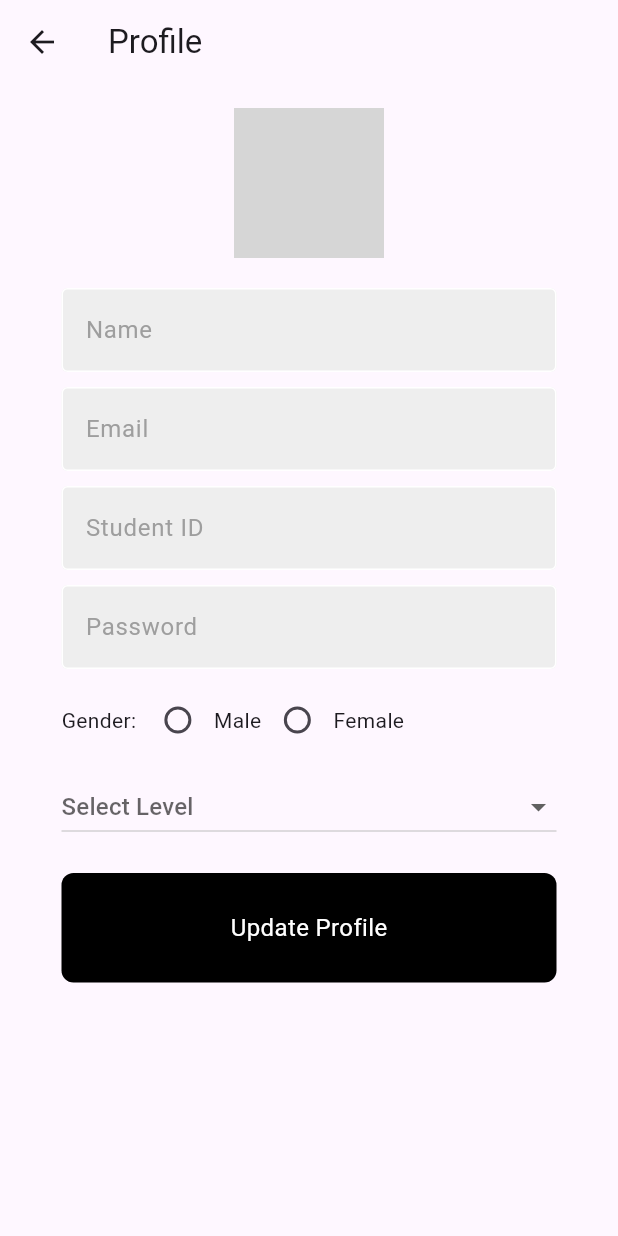
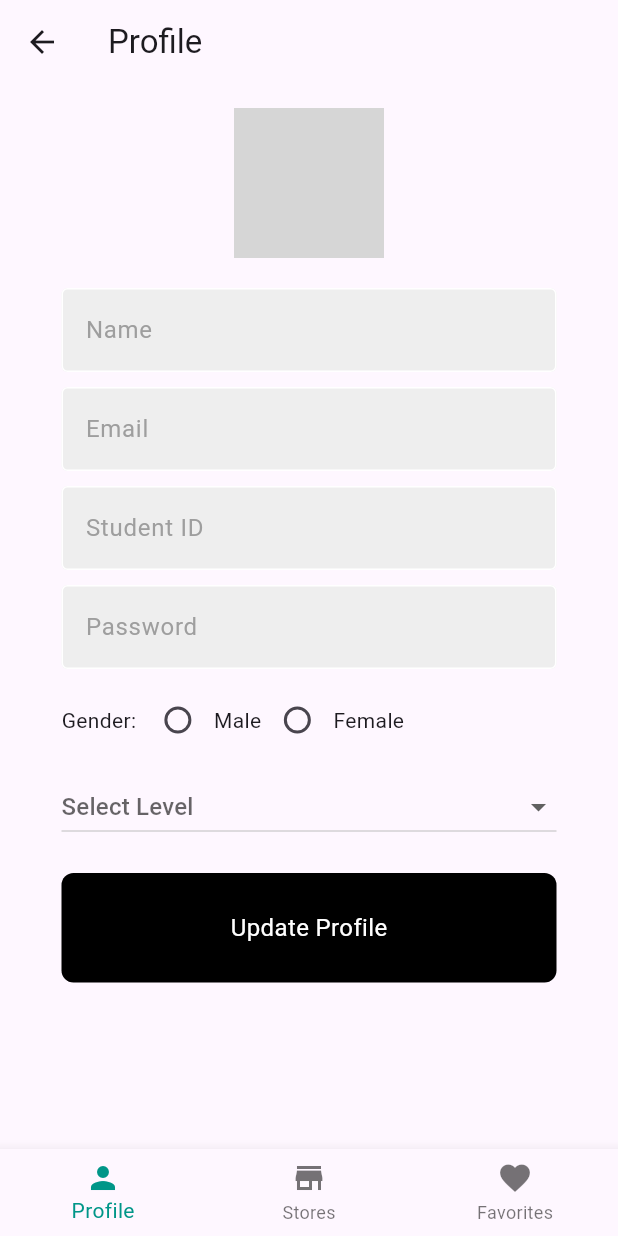
Before and after one commit to mn3mnn/flutter-ass-1, a Flutter app: the ProfilePage screen opened directly with empty values, on a phone screen of 412 x 824 dp. Run offline on Flutter 3.47's test engine with Material 3 defaults, Android fonts, the phone set to English and light mode, and no system bars; our stand-ins replace image_picker, shared_preferences, sqflite; accounts and stored records are empty; grey boxes are pictures that could not be loaded.

Commit message:
integrate with ghazali works

```diff
--- a/ass1/lib/pages/profile_page.dart
+++ b/ass1/lib/pages/profile_page.dart
@@ -207,10 +207,32 @@ class _ProfilePageState extends State<ProfilePage> {
               const SizedBox(height: 20),
 
               MyButton(onTap: updateUserProfile, text: "Update Profile"),
+
+              const SizedBox(height: 20),
+
             ],
           ),
         ),
       ),
-    );
-  }
+      bottomNavigationBar: BottomNavigationBar(
+      currentIndex: 0, // Set the current index to 0 for Profile
+      onTap: (index) {
+        if (index == 0) {
+          // Stay on Profile
+        } else if (index == 1) {
+          Navigator.pushReplacementNamed(context, '/store-list');
+        } else if (index == 2) {
+          Navigator.pushReplacementNamed(context, '/favorite-stores');
+        }
+      },
+      selectedItemColor: Colors.teal,
+      items: const [
+        BottomNavigationBarItem(icon: Icon(Icons.person), label: 'Profile'),
+        BottomNavigationBarItem(icon: Icon(Icons.store), label: 'Stores'),
+        BottomNavigationBarItem(icon: Icon(Icons.favorite), label: 'Favorites'),
+      ],
+    ),
+  );
 }
+
+}
```
Also changed, not shown: ass1/lib/pages/favorite_stores.dart (+28 -3 lines), ass1/lib/pages/login_page.dart (+10 -5 lines), ass1/lib/pages/stores_list.dart (+73 -4 lines).
